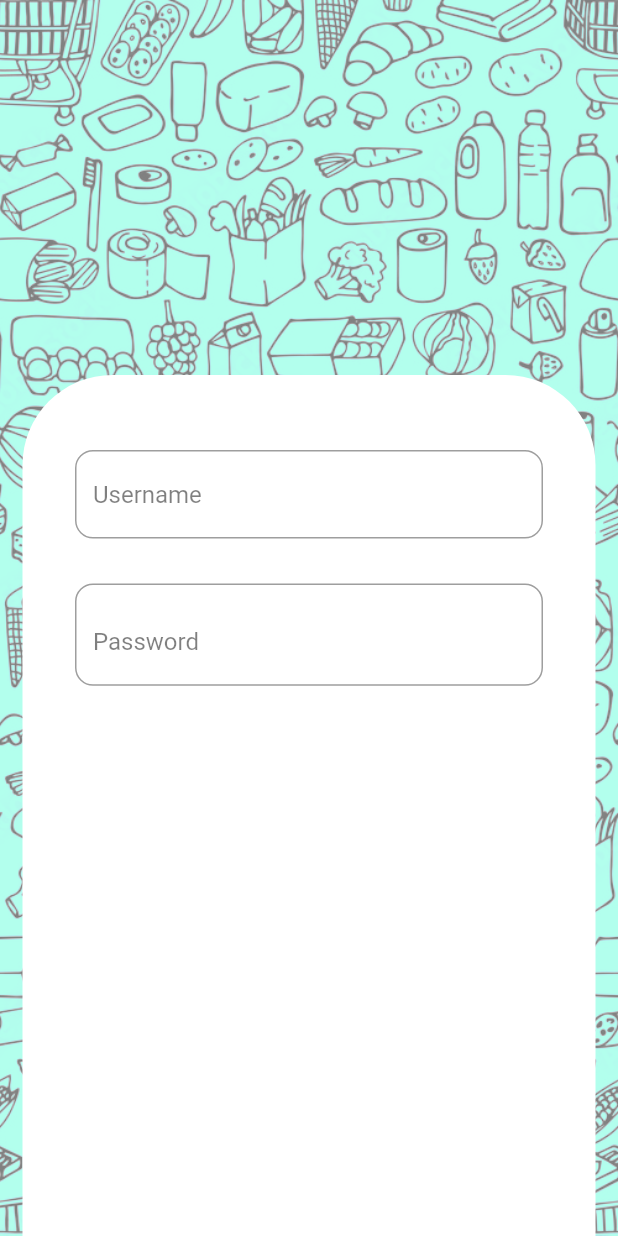
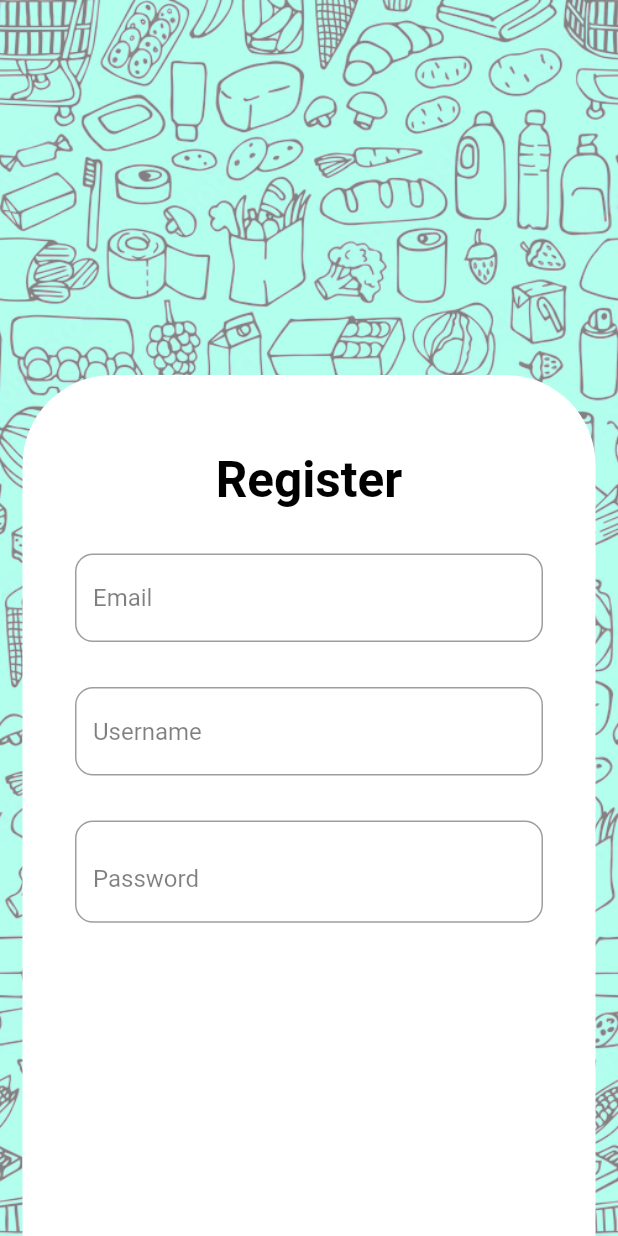
Before and after one commit to SteevenAlbert/AR-Grocery-Shopping-Companion, a Flutter app: the RegisterScreen screen opened directly, on a phone screen of 412 x 824 dp. Run offline on Flutter 3.47's test engine with Material 2 defaults, Android fonts, the phone set to English and light mode, and no system bars; our stand-ins replace carousel_slider, fl_chart, flutter_rating_bar, flutter_svg, go_router, image_picker and 3 more; missing offline and left inert: animated_button, chip_list, favorite_button, flutter_session_manager; Roboto replaces fonts that are missing (Ubuntu).

Commit message:
log in update

```diff
--- a/lib/models/user/user.dart
+++ b/lib/models/user/user.dart
@@ -8,8 +8,8 @@ class User {
   User(this.id, this.email, this.username, this.password, this.type);
 
   static List<User> users = [
-    User(0, "customer@gmail.com", "customer", "CSC422", 1),
-    User(1, "admin@gmail.com", "admin", "CSC422", 0)
+    User(0, "customer@gmail.com", "customer", "CSC@422", 1),
+    User(1, "admin@gmail.com", "admin", "CSC@422", 0)
   ];
 
   //addAccount
--- a/lib/screens/admin/products/products_dashboard.dart
+++ b/lib/screens/admin/products/products_dashboard.dart
@@ -3,6 +3,8 @@ import 'package:go_router/go_router.dart';
 
 import '../../../models/product.dart';
 import 'components/product_card.dart';
+
+import 'package:ar_grocery_companion/screens/home/components/drawer.dart';
 
 class ProductsDashboard extends StatefulWidget {
   const ProductsDashboard({super.key});
@@ -16,12 +18,12 @@ class _ProductsDashboardState extends State<ProductsDashboard> {
 
   @override
   Widget build(BuildContext context) {
-
     Size size = MediaQuery.of(context).size;
     return Scaffold(
         appBar: AppBar(
           title: Text("All products"),
         ),
+        drawer: CustomDrawer(),
         floatingActionButton: FloatingActionButton(
           onPressed: () {
             GoRouter.of(context).pop();
--- a/lib/screens/authentication/register.dart
+++ b/lib/screens/authentication/register.dart
@@ -60,6 +60,49 @@ class RegisterScreenState extends State<RegisterScreen> {
               child: Form(
                 key: _formKey,
                 child: ListView(children: [
+                  Center(
+                    child: Padding(
+                        padding: const EdgeInsets.only(top: 15.0, bottom: 15.0),
+                        child: Text(
+                          "Register",
+                          style: TextStyle(
+                              fontFamily: "Ubuntu",
+                              fontSize: 33,
+                              fontWeight: FontWeight.bold,
+                              color: Colors.black),
+                        )),
+                  ),
+                  Padding(
+                    padding: const EdgeInsets.only(top: 15.0, bottom: 15.0),
+                    child: TextFormField(
+                      controller: usernameController,
+                      onChanged: (value) {},
+                      validator: (value) {
+                        if (value == null || value.isEmpty) {
+                          return 'Please enter your email.';
+                        }
+                        return null;
+                      },
+                      decoration: InputDecoration(
+                        hintText: "Email",
+                        hintStyle: TextStyle(
+                          color: Theme.of(context).hintColor.withOpacity(0.5),
+                        ),
+                        border: OutlineInputBorder(
+                          borderSide: BorderSide(
+                            width: 1.0,
+                            color: Theme.of(context).primaryColorDark,
+                          ),
+                          borderRadius: BorderRadius.circular(12),
+                        ),
+                        focusedErrorBorder: OutlineInputBorder(
+                          borderRadius: BorderRadius.circular(12),
+                          borderSide:
+                              BorderSide(width: 2, color: Colors.red.shade200),
+                        ),
+                      ),
+                    ),
+                  ),
                   Padding(
                     padding: const EdgeInsets.only(top: 15.0, bottom: 15.0),
                     child: TextFormField(
@@ -155,11 +198,12 @@ class RegisterScreenState extends State<RegisterScreen> {
                             ),
                           ),
                           onPressed: () async {
-                            // if (_formKey.currentState!.validate()) {
-                            await SessionManager()
-                                .set("name", usernameController.text);
-                            context.go('/customer_home_page');
-                            // }
+                            if (_formKey.currentState!.validate()) {
+                              //..create new user//
+                              await SessionManager()
+                                  .set("name", usernameController.text);
+                              context.go('/customer_home_page');
+                            }
                           }),
                     ),
                   ),
--- a/lib/screens/favorites/components/fav_prod_list.dart
+++ b/lib/screens/favorites/components/fav_prod_list.dart
@@ -14,7 +14,8 @@ class _FavProductsListState extends State<FavProductsList> {
   @override
   Widget build(BuildContext context) {
     if (Customer.favourites == null || Customer.favourites!.isEmpty) {
-      final String assetName = 'images/heart/heart-circle-plus-custom.svg';
+      final String assetName =
+          'assets/images/heart/heart-circle-plus-custom.svg';
       return Center(
         child: Container(
           width: 80,
--- a/lib/screens/home/components/carousel.dart
+++ b/lib/screens/home/components/carousel.dart
@@ -15,7 +15,7 @@ class CarouselSliderExample extends StatelessWidget {
                 decoration: BoxDecoration(
                   borderRadius: BorderRadius.circular(10.0),
                   image: DecorationImage(
-                    image: new AssetImage("images/gym.jpeg"),
+                    image: new AssetImage("assets/images/gym.jpeg"),
                     fit: BoxFit.fill,
                   ),
                 ),
@@ -42,7 +42,7 @@ class CarouselSliderExample extends StatelessWidget {
                 decoration: BoxDecoration(
                   borderRadius: BorderRadius.circular(10.0),
                   image: DecorationImage(
-                    image: new AssetImage("images/bakery.jpeg"),
+                    image: new AssetImage("assets/images/bakery.jpeg"),
                     fit: BoxFit.fill,
                   ),
                 ),
@@ -73,7 +73,7 @@ class CarouselSliderExample extends StatelessWidget {
                 decoration: BoxDecoration(
                   borderRadius: BorderRadius.circular(10.0),
                   image: DecorationImage(
-                    image: new AssetImage("images/pets.jpeg"),
+                    image: new AssetImage("assets/images/pets.jpeg"),
                     fit: BoxFit.fill,
                   ),
                 ),
```
Also changed, not shown: lib/screens/authentication/log_in.dart (+13 -4 lines), lib/screens/home/components/drawer.dart (+8 -2 lines), pubspec.lock.
